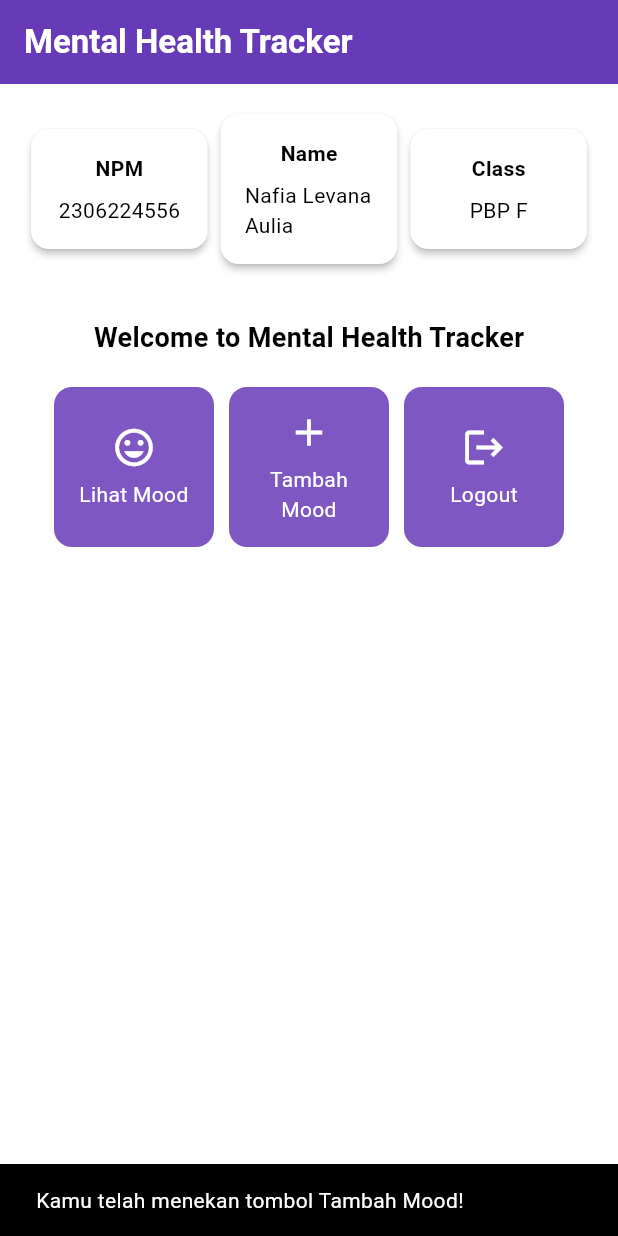
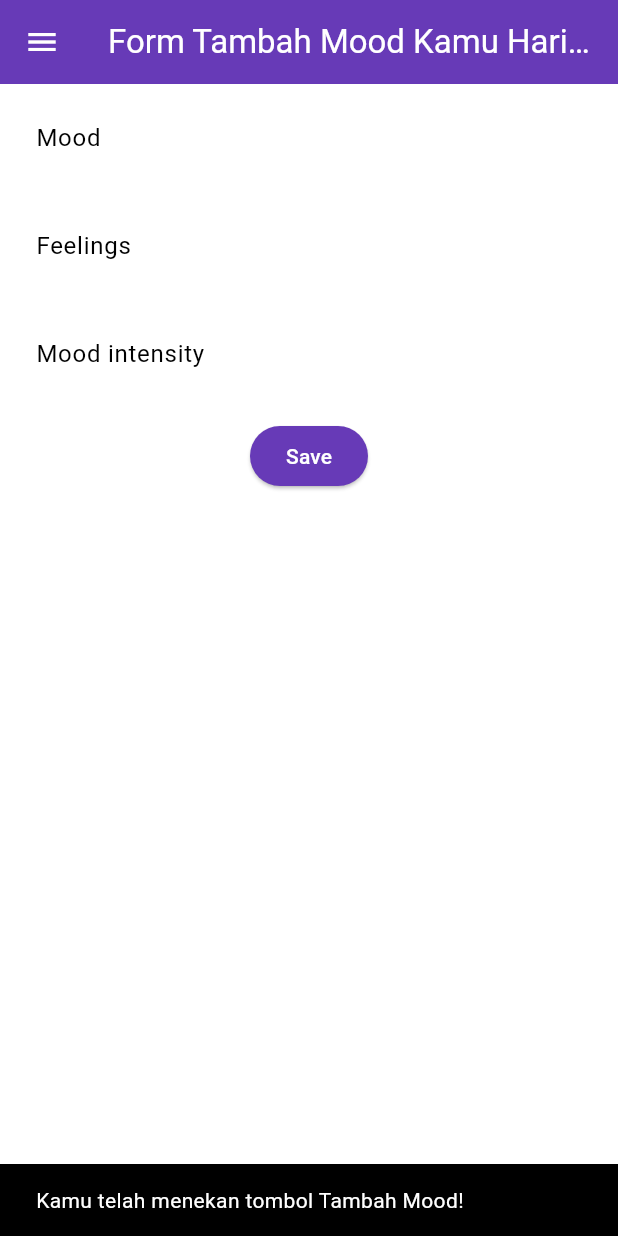
Before and after one commit to naphiale/mental-health-tracker-mobile, a Flutter app: the screen it shows after launch, after a tap on "Tambah Mood", on a phone screen of 412 x 824 dp. Run offline on Flutter 3.47's test engine with Material 3 defaults, Android fonts, the phone set to English and light mode, and no system bars.

Commit message:
tutorial 7

```diff
--- a/lib/main.dart
+++ b/lib/main.dart
@@ -1,5 +1,5 @@
 import 'package:flutter/material.dart';
-import 'package:mental_health_tracker/menu.dart';
+import 'package:mental_health_tracker/screens/menu.dart';
 
 void main() {
   runApp(const MyApp());
--- a/lib/menu.dart
+++ b/lib/screens/menu.dart
@@ -1,4 +1,6 @@
 import 'package:flutter/material.dart';
+import 'package:mental_health_tracker/widgets/left_drawer.dart';
+import 'package:mental_health_tracker/widgets/mood_card.dart';
 
 class MyHomePage extends StatelessWidget {
   final String npm = '2306224556'; // NPM
@@ -28,7 +30,11 @@ class MyHomePage extends StatelessWidget {
         ),
         // Warna latar belakang AppBar diambil dari skema warna tema aplikasi.
         backgroundColor: Theme.of(context).colorScheme.primary,
+        // Mengganti warna icon drawer menjadi putih
+        iconTheme: const IconThemeData(color: Colors.white),
       ),
+      // Masukkan drawer sebagai parameter nilai drawer dari widget Scaffold
+      drawer: const LeftDrawer(),
       // Body halaman dengan padding di sekelilingnya.
       body: Padding(
         padding: const EdgeInsets.all(16.0),
@@ -124,64 +130,3 @@ class InfoCard extends StatelessWidget {
     );
   }
 }
-
-class ItemCard extends StatelessWidget {
-  // Menampilkan kartu dengan ikon dan nama.
-
-  final ItemHomepage item;
-
-  const ItemCard(this.item, {super.key});
-
-  @override
-  Widget build(BuildContext context) {
-    return Material(
-      // Menentukan warna latar belakang dari tema aplikasi.
-      color: Theme.of(context).colorScheme.secondary,
-      // Membuat sudut kartu melengkung.
-      borderRadius: BorderRadius.circular(12),
-
-      child: InkWell(
-        // Aksi ketika kartu ditekan.
-        onTap: () {
-          // Menampilkan pesan SnackBar saat kartu ditekan.
-          ScaffoldMessenger.of(context)
-            ..hideCurrentSnackBar()
-            ..showSnackBar(
-              SnackBar(content: Text("Kamu telah menekan tombol ${item.name}!"))
-            );
-        },
-        // Container untuk menyimpan Icon dan Text
-        child: Container(
-          padding: const EdgeInsets.all(8),
-          child: Center(
-            child: Column(
-              // Menyusun ikon dan teks di tengah kartu.
-              mainAxisAlignment: MainAxisAlignment.center,
-              children: [
-                Icon(
-                  item.icon,
-                  color: Colors.white,
-                  size: 30.0,
-                ),
-                const Padding(padding: EdgeInsets.all(3)),
-                Text(
-                  item.name,
-                  textAlign: TextAlign.center,
-                  style: const TextStyle(color: Colors.white),
-                ),
-              ],
-            ),
-          ),
-        ),
-      ),
-    );
-  }
-
-}
-
-class ItemHomepage {
-     final String name;
-     final IconData icon;
-
-     ItemHomepage(this.name, this.icon);
- }
--- /dev/null
+++ b/lib/screens/moodentry_form.dart
@@ -0,0 +1,161 @@
+import 'package:flutter/material.dart';
+import 'package:mental_health_tracker/widgets/left_drawer.dart';
+
+class MoodEntryFormPage extends StatefulWidget {
+  const MoodEntryFormPage({super.key});
+
+  @override
+  State<MoodEntryFormPage> createState() => _MoodEntryFormPageState();
+}
+
+class _MoodEntryFormPageState extends State<MoodEntryFormPage> {
+  final _formKey = GlobalKey<FormState>();
+  String _mood = "";
+	String _feelings = "";
+	int _moodIntensity = 0;
+  @override
+  Widget build(BuildContext context) {
+    return Scaffold(
+      appBar: AppBar(
+        title: const Center(
+          child: Text(
+            'Form Tambah Mood Kamu Hari ini',
+          ),
+        ),
+        backgroundColor: Theme.of(context).colorScheme.primary,
+        foregroundColor: Colors.white,
+      ),
+      // Menambahkan drawer
+      drawer: const LeftDrawer(),
+      body: Form(
+        key: _formKey,
+        child: SingleChildScrollView(
+          child: Column(
+            crossAxisAlignment: CrossAxisAlignment.start,
+            children: [
+              Padding(
+                padding: const EdgeInsets.all(8.0),
+                child: TextFormField(
+                  decoration: InputDecoration(
+                    hintText: "Mood",
+                    labelText: "Mood",
+                    border: OutlineInputBorder(
+                      borderRadius: BorderRadius.circular(5.0),
+                    ),
+                  ),
+                  onChanged: (String? value) {
+                    setState(() {
+                      _mood = value!;
+                    });
+                  },
+                  validator: (String? value) {
+                    if (value == null || value.isEmpty) {
+                      return "Mood tidak boleh kosong!";
+                    }
+                    return null;
+                  },
+                ),
+              ),
+              Padding(
+                padding: const EdgeInsets.all(8.0),
+                child: TextFormField(
+                  decoration: InputDecoration(
+                    hintText: "Feelings",
+                    labelText: "Feelings",
+                    border: OutlineInputBorder(
+                      borderRadius: BorderRadius.circular(5.0),
+                    ),
+                  ),
+                  onChanged: (String? value) {
+                    setState(() {
+                      _feelings = value!;
+                    });
+                  },
+                  validator: (String? value) {
+                    if (value == null || value.isEmpty) {
+                      return "Feelings tidak boleh kosong!";
+                    }
+                    return null;
+                  },
+                ),
+              ),
+              Padding(
+                padding: const EdgeInsets.all(8.0),
+                child: TextFormField(
+                  decoration: InputDecoration(
+                    hintText: "Mood intensity",
+                    labelText: "Mood intensity",
+                    border: OutlineInputBorder(
+                      borderRadius: BorderRadius.circular(5.0),
+                    ),
+                  ),
+                  onChanged: (String? value) {
+                    setState(() {
+                      _moodIntensity = int.tryParse(value!) ?? 0;
+                    });
+                  },
+                  validator: (String? value) {
+                    if (value == null || value.isEmpty) {
+                      return "Mood intensity tidak boleh kosong!";
+                    }
+                    if (int.tryParse(value) == null) {
+                      return "Mood intensity harus berupa angka!";
+                    }
+                    return null;
+                  },
+                ),
+              ),
+              Align(
+                alignment: Alignment.bottomCenter,
+                child: Padding(
+                  padding: const EdgeInsets.all(8.0),
+                  child: ElevatedButton(
+                    style: ButtonStyle(
+                      backgroundColor: WidgetStateProperty.all(
+                          Theme.of(context).colorScheme.primary),
+                    ),
+                    onPressed: () {
+                      if (_formKey.currentState!.validate()) {
+                        showDialog(
+                          context: context,
+                          builder: (context) {
+                            return AlertDialog(
+                              title: const Text('Mood berhasil tersimpan'),
+                              content: SingleChildScrollView(
+                                child: Column(
+                                  crossAxisAlignment: CrossAxisAlignment.start,
+                                  children: [
+                                    Text('Mood: $_mood'),
+                                    Text('Feelings: $_feelings'),
+                                    Text('Mood intensity: $_moodIntensity'),
+                                  ],
+                                ),
+                              ),
+                              actions: [
+                                TextButton(
+                                  child: const Text('OK'),
+                                  onPressed: () {
+                                    Navigator.pop(context);
+                                    _formKey.currentState!.reset();
+                                  },
+                                ),
+                              ],
+                            );
+                          },
+                        );
+                      }
+                    },
+                    child: const Text(
+                      "Save",
+                      style: TextStyle(color: Colors.white),
+                    ),
+                  ),
+                ),
+              ),
+            ],
+          )
+        ),
+      ),
+    );
+  }
+}
--- /dev/null
+++ b/lib/widgets/left_drawer.dart
@@ -0,0 +1,70 @@
+import 'package:flutter/material.dart';
+import 'package:mental_health_tracker/screens/menu.dart';
+import 'package:mental_health_tracker/screens/moodentry_form.dart';
+
+class LeftDrawer extends StatelessWidget {
+  const LeftDrawer({super.key});
+
+  @override
+  Widget build(BuildContext context) {
+    return Drawer(
+      child: ListView(
+        children: [
+          DrawerHeader(
+            decoration: BoxDecoration(
+              color: Theme.of(context).colorScheme.primary,
+            ),
+            child: const Column(
+              children: [
+                Text(
+                  'Mental Health Tracker',
+                  textAlign: TextAlign.center,
+                  style: TextStyle(
+                    fontSize: 24,
+                    fontWeight: FontWeight.bold,
+                    color: Colors.white,
+                  ),
+                ),
+                Padding(padding: EdgeInsets.all(8)),
+                Text(
+                  "Ayo jaga kesehatan mentalmu setiap hari disini!",
+                  textAlign: TextAlign.center,
+                  style: TextStyle(
+                    fontSize: 15,
+                    color: Colors.white,
+                    fontWeight: FontWeight.normal,
+                  ),
+                ),
+              ],
+            ),
+          ),
+            ListTile(
+              leading: const Icon(Icons.home_outlined),
+              title: const Text('Halaman Utama'),
+              // Bagian redirection ke MyHomePage
+              onTap: () {
+                Navigator.pushReplacement(
+                    context,
+                    MaterialPageRoute(
+                      builder: (context) => MyHomePage(),
+                    ));
+              },
+            ),
+            ListTile(
+              leading: const Icon(Icons.mood),
+              title: const Text('Tambah Mood'),
+              // Bagian redirection ke MoodEntryFormPage
+              onTap: () {
+                Navigator.push(
+                  context,
+                  MaterialPageRoute(
+                    builder: (context) => const MoodEntryFormPage(),
+                  ),
+                );
+              },
+            ),
+        ],
+      ),
+    );
+  }
+}
--- /dev/null
+++ b/lib/widgets/mood_card.dart
@@ -0,0 +1,74 @@
+import 'package:flutter/material.dart';
+import 'package:mental_health_tracker/screens/moodentry_form.dart';
+
+class ItemCard extends StatelessWidget {
+  // Menampilkan kartu dengan ikon dan nama.
+
+  final ItemHomepage item;
+
+  const ItemCard(this.item, {super.key});
+
+  @override
+  Widget build(BuildContext context) {
+    return Material(
+      // Menentukan warna latar belakang dari tema aplikasi.
+      color: Theme.of(context).colorScheme.secondary,
+      // Membuat sudut kartu melengkung.
+      borderRadius: BorderRadius.circular(12),
+
+      child: InkWell(
+        // Aksi ketika kartu ditekan.
+        // Area responsif terhadap sentuhan
+        onTap: () {
+          // Memunculkan SnackBar ketika diklik
+          ScaffoldMessenger.of(context)
+            ..hideCurrentSnackBar()
+            ..showSnackBar(SnackBar(
+                content: Text("Kamu telah menekan tombol ${item.name}!")));
+
+          // Navigate ke route yang sesuai (tergantung jenis tombol)
+          if (item.name == "Tambah Mood") {
+            // Menggunakan Navigator.push untuk navigasi ke MoodEntryFormPage
+            Navigator.push(
+              context,
+              MaterialPageRoute(
+                builder: (context) => const MoodEntryFormPage(),
+              ),
+            );
+          }
+        },
+        // Container untuk menyimpan Icon dan Text
+        child: Container(
+          padding: const EdgeInsets.all(8),
+          child: Center(
+            child: Column(
+              // Menyusun ikon dan teks di tengah kartu.
+              mainAxisAlignment: MainAxisAlignment.center,
+              children: [
+                Icon(
+                  item.icon,
+                  color: Colors.white,
+                  size: 30.0,
+                ),
+                const Padding(padding: EdgeInsets.all(3)),
+                Text(
+                  item.name,
+                  textAlign: TextAlign.center,
+                  style: const TextStyle(color: Colors.white),
+                ),
+              ],
+            ),
+          ),
+        ),
+      ),
+    );
+  }
+
+}
+
+class ItemHomepage {
+     final String name;
+     final IconData icon;
+
+     ItemHomepage(this.name, this.icon);
+ }
```
